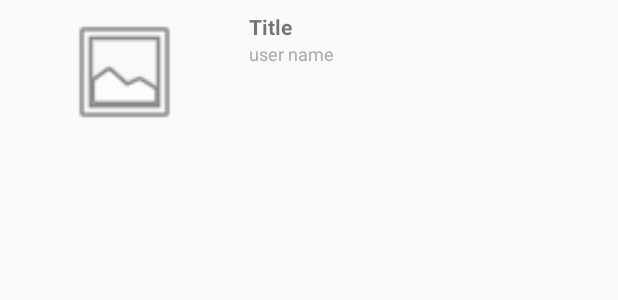
After one commit to Ted1021/Favo, an Android app: the layout item_youtube_detail_list.xml on its own in the app's theme, with its tools: preview values and no code run, on a phone screen of 412 x 824 dp. The commit adds this screen. Shown: the top 300 px of the screen. Run offline under Robolectric (Android 15) with nearby library versions, the phone set to English and light mode, and no system bars.

Commit message:
Add UI
- 특정 채널의 동영상 리스트를 출력하기 위한 UI 구성

```diff
--- a/app/src/main/java/taewon/navercorp/integratedsns/youtube/YoutubeFragment.java
+++ b/app/src/main/java/taewon/navercorp/integratedsns/youtube/YoutubeFragment.java
@@ -105,6 +105,7 @@ public class YoutubeFragment extends Fragment implements View.OnClickListener {
     // check youtube token state
     private void checkToken() {
 
+        // TODO - Token refresh 구현 필요
         String youtubeToken = mPref.getString(getString(R.string.google_token), "");
         if (!youtubeToken.equals("")) {
             mLayoutDisconnection.setVisibility(View.GONE);
--- /dev/null
+++ b/app/src/main/res/layout/item_youtube_detail_list.xml
@@ -0,0 +1,46 @@
+<?xml version="1.0" encoding="utf-8"?>
+<LinearLayout xmlns:android="http://schemas.android.com/apk/res/android"
+    xmlns:app="http://schemas.android.com/apk/res-auto"
+    android:layout_width="match_parent"
+    android:layout_height="wrap_content">
+
+    <LinearLayout
+        android:id="@+id/linearLayout_item"
+        android:layout_width="match_parent"
+        android:layout_height="match_parent"
+        android:orientation="horizontal">
+
+        <ImageView
+            android:id="@+id/imageView_thumbnail"
+            android:layout_width="150dp"
+            android:layout_height="80dp"
+            android:layout_margin="8dp"
+            app:srcCompat="@android:drawable/ic_menu_gallery" />
+
+        <LinearLayout
+            android:layout_width="match_parent"
+            android:layout_height="match_parent"
+            android:layout_marginBottom="8dp"
+            android:layout_marginRight="8dp"
+            android:layout_marginTop="8dp"
+            android:layout_weight="1"
+            android:orientation="vertical">
+
+            <TextView
+                android:id="@+id/textView_title"
+                android:layout_width="match_parent"
+                android:layout_height="wrap_content"
+                android:text="Title"
+                android:textStyle="bold" />
+
+            <TextView
+                android:id="@+id/textView_userName"
+                android:layout_width="match_parent"
+                android:layout_height="wrap_content"
+                android:text="user name"
+                android:textColor="@color/lightGray"
+                android:textSize="12sp" />
+        </LinearLayout>
+
+    </LinearLayout>
+</LinearLayout>
```
Also changed, not shown: app/src/main/AndroidManifest.xml (+10 -8 lines), app/src/main/java/taewon/navercorp/integratedsns/youtube/YoutubeDetailActivity.java (added, +36 -0 lines), app/src/main/java/taewon/navercorp/integratedsns/youtube/YoutubeDetailAdapter.java (added, +78 -0 lines), app/src/main/res/layout/activity_youtube_detail.xml (added, +16 -0 lines).
